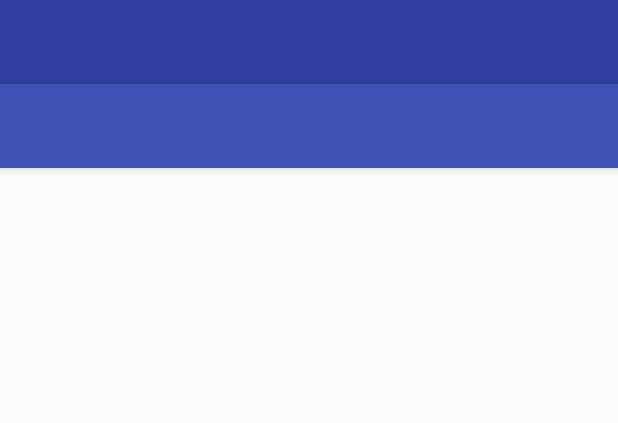
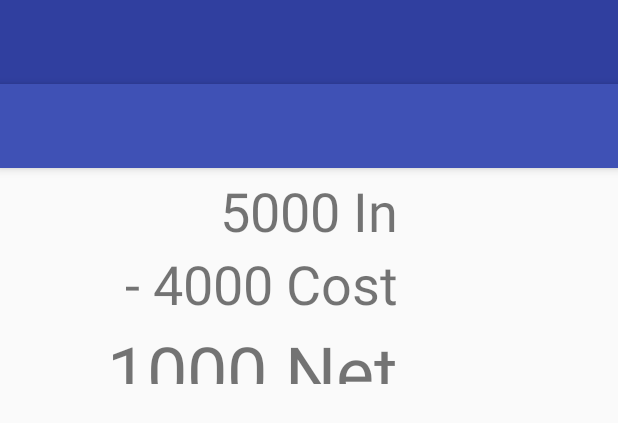
Before and after one commit to tacLog/CollegeMadeSimple, an Android app: the layout activity_main_menu.xml on its own in the app's theme, with its tools: preview values and no code run, on a phone screen of 412 x 824 dp. Shown: the top 423 px of the screen. Run offline under Robolectric (Android 15) with nearby library versions, the phone set to English and light mode, and no system bars.

Commit message:
Some changes to the mainMenu

```diff
--- a/MakecollegeSimple/app/src/main/res/layout/content_main_menu.xml
+++ b/MakecollegeSimple/app/src/main/res/layout/content_main_menu.xml
@@ -1,5 +1,7 @@
 <?xml version="1.0" encoding="utf-8"?>
 <ScrollView xmlns:android="http://schemas.android.com/apk/res/android"
+    xmlns:app="http://schemas.android.com/apk/res-auto"
+    xmlns:tools="http://schemas.android.com/tools"
     android:id="@+id/content_main_menu"
     android:layout_width="match_parent"
     android:layout_height="match_parent">
@@ -14,12 +16,67 @@
         app:layout_behavior="@string/appbar_scrolling_view_behavior"
         tools:context="edu.ucsc.makecollegesimple.MainMenu">
 
+        <RelativeLayout
+            android:id="@+id/titleView"
+            android:layout_width="match_parent"
+            android:layout_height="200dp"
+            app:layout_behavior="@string/appbar_scrolling_view_behavior"
+            tools:context="edu.ucsc.makecollegesimple.MainMenu"
+            android:layout_alignParentTop="true"
+            android:layout_alignParentLeft="true"
+            android:layout_alignParentStart="true">
 
+            <TextView
+                android:text="5000 In"
+                android:layout_width="wrap_content"
+                android:layout_height="wrap_content"
+                android:layout_alignParentTop="true"
+                android:layout_centerHorizontal="true"
+                android:layout_marginTop="60dp"
+                android:id="@+id/inText"
+                android:textSize="36sp" />
+
+            <TextView
+                android:text="- 4000 Cost"
+                android:layout_width="wrap_content"
+                android:layout_height="wrap_content"
+                android:layout_below="@+id/inText"
+                android:layout_alignRight="@+id/inText"
+                android:layout_alignEnd="@+id/inText"
+                android:layout_marginTop="0dp"
+                android:id="@+id/costsText"
+                android:textSize="36sp" />
+            <!--
+                        <View
+                            android:layout_width="210dp"
+                            android:layout_height="2dp"
+                            android:layout_below="@+id/costsText"
+                            android:layout_alignRight="@+id/inText"
+                            android:layout_alignEnd="@+id/inText"
+                            android:layout_marginTop="5dp"
+                            android:id="@+id/lineSum"
+                            android:background="@android:color/darker_gray"/>
+                            />v
+            -->
+            <TextView
+                android:text="1000 Net"
+                android:layout_width="wrap_content"
+                android:layout_height="wrap_content"
+                android:layout_below="@+id/costsText"
+                android:layout_alignRight="@+id/inText"
+                android:layout_alignEnd="@+id/inText"
+                android:layout_marginTop="1dp"
+                android:id="@+id/sum"
+                android:textSize="48sp" />
+
+        </RelativeLayout>
 
         <FrameLayout
             android:id="@+id/content_frame1"
             android:layout_width="match_parent"
-            android:layout_height="match_parent">
+            android:layout_height="match_parent"
+            android:layout_below="@id/titleView">
+
 
         </FrameLayout>
 
```
Also changed, not shown: MakecollegeSimple/app/src/main/java/edu/ucsc/makecollegesimple/MainMenu.java (+51 -20 lines), MakecollegeSimple/app/src/main/java/edu/ucsc/makecollegesimple/PieChartFragment.java (+12 -12 lines).
